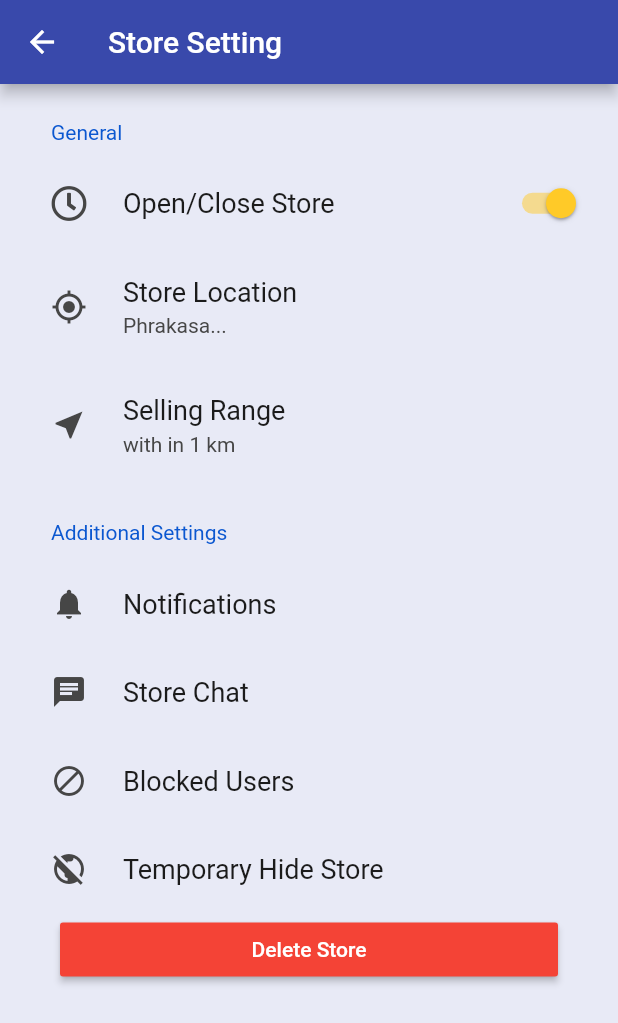
After one commit to poomchan/KongDee, a Flutter app: the StoreSettingPage screen opened by its route, on a phone screen of 412 x 824 dp. The commit adds this screen. Shown: the top 1023 px of the screen. Run offline on Flutter 3.47's test engine with Material 2 defaults, Android fonts, the phone set to English and light mode, and no system bars; drawn by our look-alikes of settings_ui; our stand-ins replace auto_route, awesome_dialog, bloc, cached_network_image, cloud_firestore, dartz and 19 more; missing offline and left inert: geocoding_platform_interface, geoflutterfire; accounts and stored records are empty; generated files the repository leaves out were written again.

Commit message:
add a setting store button UI

```diff
--- a/lib/presentation/routes/router.dart
+++ b/lib/presentation/routes/router.dart
@@ -6,6 +6,7 @@ import 'package:fluttertaladsod/presentation/screens/setting_page/profile_settin
 import 'package:fluttertaladsod/presentation/screens/splash/sign_in_splash.dart';
 import 'package:fluttertaladsod/presentation/screens/store/chat/chat_page.dart';
 import 'package:fluttertaladsod/presentation/screens/store/form/store_form.dart';
+import 'package:fluttertaladsod/presentation/screens/store/setting/store_setting_page.dart';
 import 'package:fluttertaladsod/presentation/screens/store/view_page/store_view_page.dart';
 import 'package:fluttertaladsod/presentation/screens/store/view_page/store_view_page2.dart';
 
@@ -33,6 +34,8 @@ import '../screens/app_onboarding_page.dart';
     AdaptiveRoute(page: ProfileSettingPage),
     AdaptiveRoute(page: LanguageSetting),
     AdaptiveRoute(page: StoreViewPage2),
+    AdaptiveRoute(page: StoreSettingPage),
+
   ],
 )
 class $Router {}
--- /dev/null
+++ b/lib/presentation/screens/store/setting/store_setting_page.dart
@@ -0,0 +1,94 @@
+import 'package:auto_route/auto_route.dart';
+import 'package:flutter/material.dart';
+import 'package:fluttertaladsod/presentation/routes/router.gr.dart';
+import 'package:font_awesome_flutter/font_awesome_flutter.dart';
+import 'package:settings_ui/settings_ui.dart';
+
+class StoreSettingPage extends StatelessWidget {
+  @override
+  Widget build(BuildContext context) {
+    return Scaffold(
+      backgroundColor: Theme.of(context).backgroundColor,
+      appBar: AppBar(
+        title: Text('Store Setting'),
+      ),
+      body: ListView(
+        padding: EdgeInsets.symmetric(horizontal: 10.0),
+        children: [
+          SettingsList(
+            backgroundColor: Theme.of(context).backgroundColor,
+            shrinkWrap: true,
+            physics: NeverScrollableScrollPhysics(),
+            sections: [
+              SettingsSection(
+                title: 'General',
+                tiles: [
+                  SettingsTile.switchTile(
+                    title: 'Open/Close Store',
+                    leading: Icon(FontAwesomeIcons.clock),
+                    switchValue: true,
+                    onToggle: (bool value) {},
+                  ),
+                  SettingsTile(
+                    title: 'Store Location',
+                    subtitle: 'Phrakasa...',
+                    leading: Icon(Icons.gps_fixed),
+                    onTap: () => context.navigator.pushLanguageSetting(),
+                  ),
+                  SettingsTile(
+                    title: 'Selling Range',
+                    subtitle: 'with in 1 km',
+                    leading: Icon(Icons.near_me),
+                    onTap: () => context.navigator.pushLanguageSetting(),
+                  ),
+                ],
+              ),
+              SettingsSection(
+                title: 'Additional Settings',
+                tiles: [
+                  SettingsTile(
+                    title: 'Notifications',
+                    leading: Icon(Icons.notifications),
+                    onTap: () {},
+                  ),
+                  SettingsTile(
+                    title: 'Store Chat',
+                    leading: Icon(Icons.chat),
+                    onTap: () {},
+                  ),
+                  SettingsTile(
+                    title: 'Blocked Users',
+                    leading: Icon(Icons.block),
+                    onTap: () => showAboutDialog(
+                      context: context,
+                      applicationName: 'Kong Dee',
+                      applicationVersion: '0.0.1',
+                    ),
+                  ),
+                  SettingsTile(
+                    title: 'Temporary Hide Store',
+                    leading: Icon(Icons.public_off),
+                    onTap: () => null,
+                  ),
+                ],
+              ),
+            ],
+          ),
+          Padding(
+            padding: const EdgeInsets.symmetric(horizontal: 30.0),
+            child: RaisedButton(
+              color: Theme.of(context).errorColor,
+              onPressed: () => print('deleting store'),
+              child: Text(
+                'Delete Store',
+                style: TextStyle(
+                  color: Theme.of(context).colorScheme.onError,
+                ),
+              ),
+            ),
+          )
+        ],
+      ),
+    );
+  }
+}
```
Also changed, not shown: lib/presentation/screens/setting_page/profile_setting.dart (+7 -6 lines), lib/presentation/screens/store/view_page/store_view_page.dart (+7 -2 lines), lib/presentation/screens/store/view_page/store_view_page2.dart (+12 -2 lines), lib/presentation/screens/store/view_page/widgets/edit_store_button.dart (added, +39 -0 lines), lib/presentation/screens/store/view_page/widgets/store_setting_button.dart (renamed from lib/presentation/screens/store/form/widgets/edit_store_button.dart, +9 -19 lines), lib/presentation/routes/router.gr.dart.
